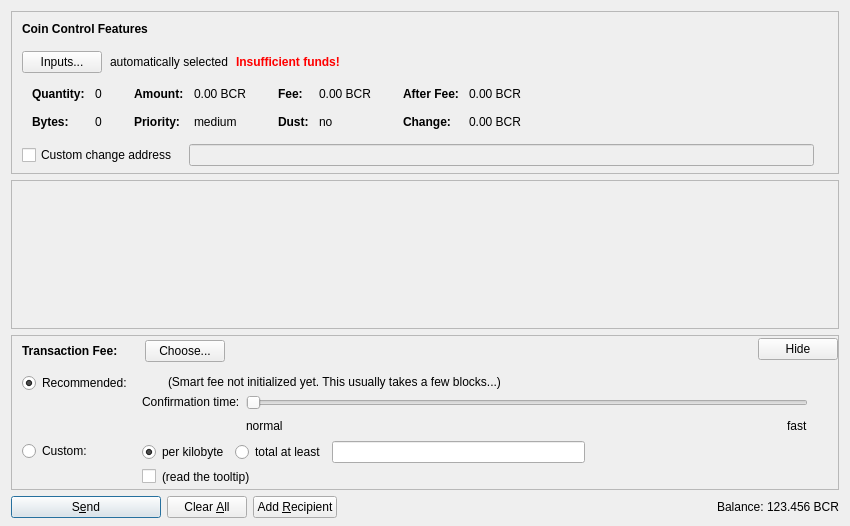
Qt form src/qt/forms/sendcoinsdialog.ui (tlc2/bitcredit-2.0) before a commit.
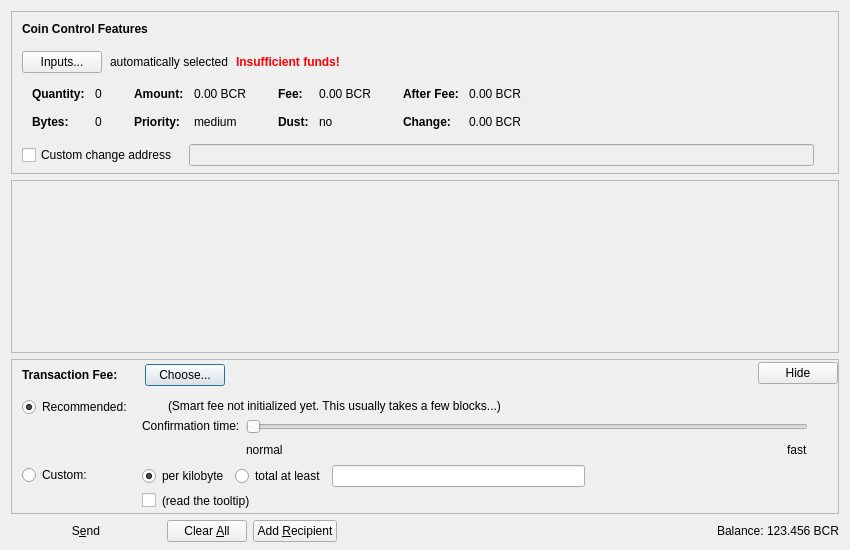
The same form after that commit. Icons and pictures are not drawn. Custom widgets are drawn as their Qt base class.

Commit message: encrypt wallet button on other stuff page now functional

```diff
--- a/src/qt/forms/sendcoinsdialog.ui
+++ b/src/qt/forms/sendcoinsdialog.ui
@@ -7,7 +7,7 @@
     <x>0</x>
     <y>0</y>
     <width>850</width>
-    <height>526</height>
+    <height>550</height>
    </rect>
   </property>
   <property name="windowTitle">
@@ -617,7 +617,7 @@
         <x>0</x>
         <y>0</y>
         <width>830</width>
-        <height>104</height>
+        <height>80</height>
        </rect>
       </property>
       <layout class="QVBoxLayout" name="verticalLayout_2" stretch="0,1">
@@ -1212,6 +1212,9 @@
         <bool>false</bool>
        </property>
        <property name="default">
+        <bool>false</bool>
+       </property>
+       <property name="flat">
         <bool>true</bool>
        </property>
       </widget>
```
Left out of the diff: 46 changed lines with no effect on the pictures. The commit also changes 6 other files.
